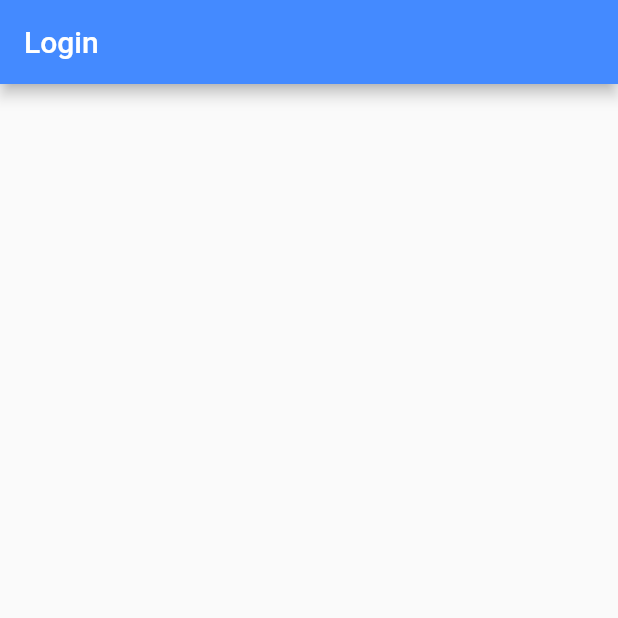
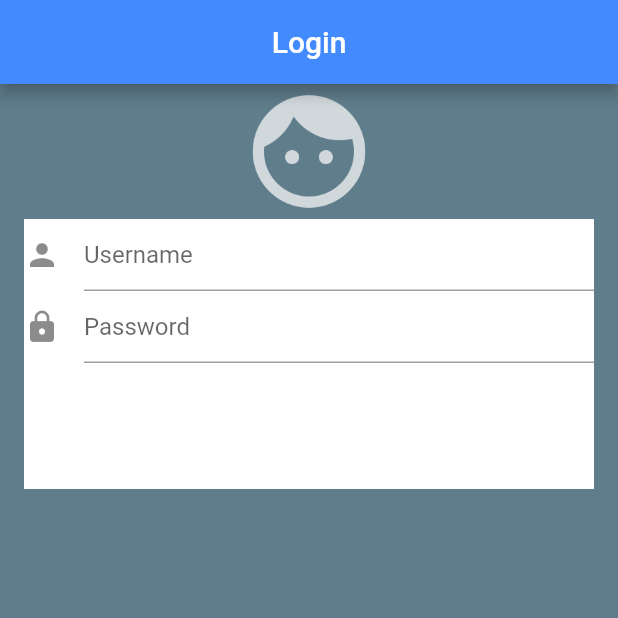
Before and after one commit to ArmardB/Simple-Login-Form, a Flutter app: the screen it shows after launch, on a phone screen of 412 x 824 dp, the top half of it. Run offline on Flutter 3.47's test engine with Material 2 defaults, Android fonts, the phone set to English and light mode, and no system bars.

Commit message:
Added username and password text field

```diff
--- a/lib/ui/Login.dart
+++ b/lib/ui/Login.dart
@@ -11,12 +11,55 @@ class Login extends StatefulWidget {
 }
 
 class LoginState extends State<Login>{
+
+  final TextEditingController _userController = new TextEditingController();
+  final TextEditingController _passwordController = new TextEditingController();
+
+
   @override
   Widget build(BuildContext context) {
     return new Scaffold(
       appBar: new AppBar(
         title: new Text("Login"),
+        centerTitle: true,
         backgroundColor: Colors.blueAccent,
+      ),
+      backgroundColor: Colors.blueGrey,
+      body: new Container(
+        alignment: Alignment.topCenter,
+        child: new Column(
+          children: <Widget>[
+            new Image.asset(
+              'images/face.png',
+               width: 90.0,
+               height: 90.0,
+              color: Colors.white70,
+            ),
+            new Container(
+              height: 180.0,
+              width: 380.0,
+              color: Colors.white,
+              child: new Column(
+                children: <Widget>[
+                  new TextField(
+                    controller: _userController,
+                    decoration: new InputDecoration(
+                      hintText: 'Username',
+                      icon: new Icon(Icons.person)
+                    ),
+                  ),
+                  new TextField(
+                    controller: _passwordController,
+                    decoration:  new InputDecoration(
+                      hintText: 'Password',
+                      icon: new Icon(Icons.lock)
+                    ),
+                  )
+                ],
+              ),
+            )
+          ],
+        ),
       ),
     );
   }
```
